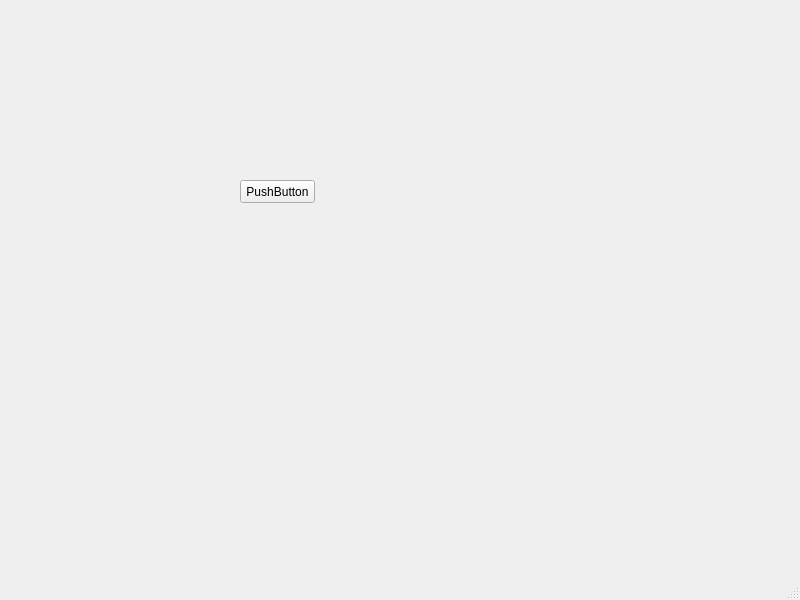
Old version of the form app/ChannelBox/mainwindow.ui in the repository jinhang87/qtutil.
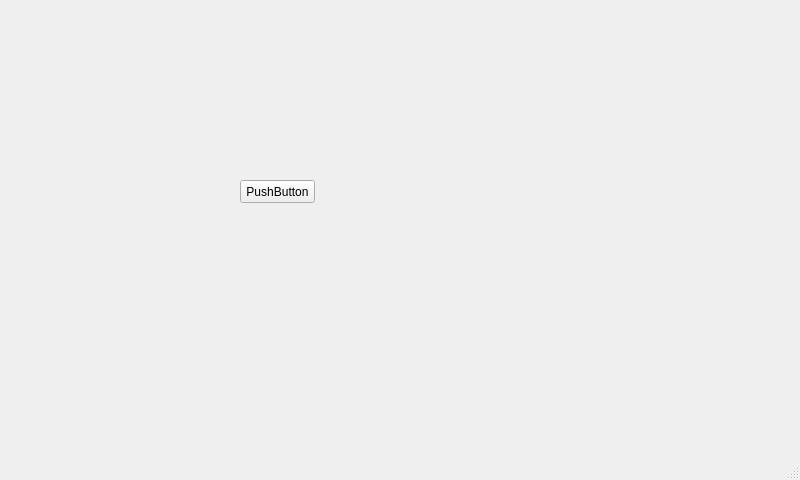
New version of the form.

Patch:
```diff
--- a/app/ChannelBox/mainwindow.ui
+++ b/app/ChannelBox/mainwindow.ui
@@ -7,7 +7,7 @@
     <x>0</x>
     <y>0</y>
     <width>800</width>
-    <height>600</height>
+    <height>480</height>
    </rect>
   </property>
   <property name="windowTitle">
```
Left out of the diff: 2 changed lines with no effect on the pictures.
